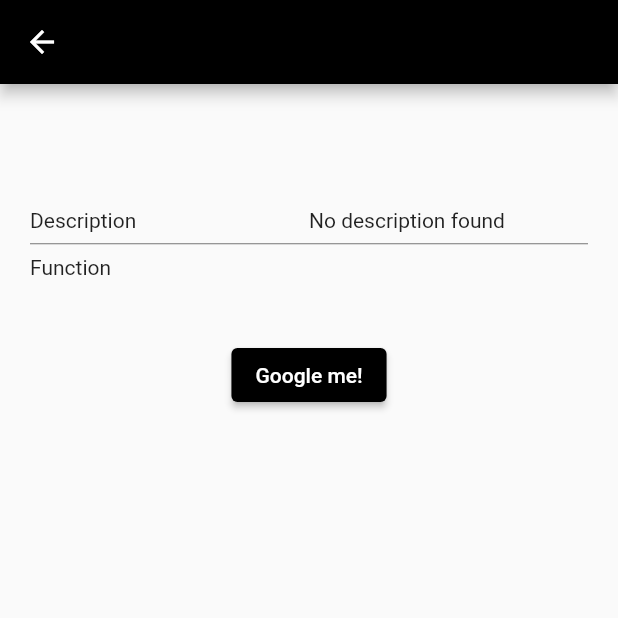
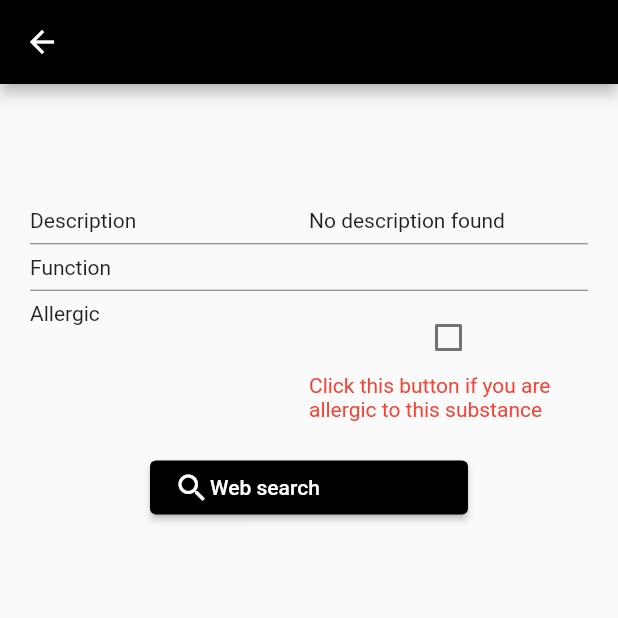
Before and after one commit to HuePhung/Kiss_Project, a Flutter app: the DetailScreen screen opened directly with empty values, on a phone screen of 412 x 824 dp, the top half of it. Run offline on Flutter 3.47's test engine with Material 2 defaults, Android fonts, the phone set to English and light mode, and no system bars; our stand-ins replace camera, flutter_keyboard_visibility, image_picker, shared_preferences; missing offline and left inert: exif, firebase_ml_vision; accounts and stored records are empty.

Commit message:
Added button for marking ingredient as "allergic"

```diff
--- a/project_kiss/lib/detailScreen.dart
+++ b/project_kiss/lib/detailScreen.dart
@@ -2,7 +2,6 @@
 import 'package:flutter/material.dart';
 import 'package:test_final/search/ingredient.dart';
 import 'package:url_launcher/url_launcher.dart';
-
 
 class DetailScreen extends StatelessWidget {
   final appBarTitle;
@@ -19,21 +18,17 @@
         backgroundColor: Colors.black,
       ),
       body: Center(
-        child: Container( //SingleChildScrollView(
-          //scrollDirection: Axis.vertical,
-          height: MediaQuery
-              .of(context)
-              .size
-              .height,
-          width: MediaQuery
-              .of(context)
-              .size
-              .width,
+        child: LayoutBuilder(
+          builder: (BuildContext context, BoxConstraints viewportConstraints) {
+            return SingleChildScrollView(
+              child: ConstrainedBox(
+                constraints:
+                    BoxConstraints(minHeight: viewportConstraints.maxHeight),
                 child: Column(
                   crossAxisAlignment: CrossAxisAlignment.center,
                   mainAxisSize: MainAxisSize.max,
                   mainAxisAlignment: MainAxisAlignment.start,
-            children: [
+                  children: <Widget>[
                     Container(
                       //height: MediaQuery.of(context).size.height * 0.1,
                       //width: MediaQuery.of(context).size.width,
@@ -52,7 +47,8 @@
                       // width: MediaQuery.of(context).size.width,
                       padding: EdgeInsets.all(20.0),
                       child: Table(
-                  defaultVerticalAlignment: TableCellVerticalAlignment.top,
+                        defaultVerticalAlignment:
+                            TableCellVerticalAlignment.top,
                         children: [
                           TableRow(
                             children: [
@@ -80,20 +76,56 @@
                               Text(ingredient.function),
                             ],
                           ),
+                          TableRow(
+                            children: [
+                              Divider(
+                                color: Colors.grey[600],
+                                height: 15,
+                              ),
+                              Divider(
+                                color: Colors.grey[600],
+                                height: 15,
+                              ),
+                            ],
+                          ),
+                          TableRow(
+                            children: [
+                              Text("Allergic"),
+                              Container(
+                                child: Column(
+                                  children: [
+                                    Checkbox(
+                                        value: false,
+                                        onChanged: (bool value) {
+                                          //Code for marking ingredient as "allergic" goes here
+                                          //value of Checkbox() musst be changed too or the box will not appear as checked
+                                        }),
+                                    Text(
+                                      "Click this button if you are allergic to this substance",
+                                      style: TextStyle(color: Colors.red),
+                                    ),
+                                  ],
+                                ),
+                              ),
+                            ],
+                          ),
                         ],
                       ),
                     ),
                     Container(
                       //  height: MediaQuery.of(context).size.height * 0.1,
                       // width: MediaQuery.of(context).size.width,
-                padding: EdgeInsets.all(20.0),
+                      padding: EdgeInsets.only(left: 100, right: 100),
                       child: ElevatedButton(
-                  child: Text("Google me!"),
+                        child: Row(children: <Widget>[
+                          Icon(Icons.search),
+                          Text("Web search")
+                        ]),
                         style: ButtonStyle(
-                    backgroundColor: MaterialStateProperty.all(Colors.black),
-
+                          backgroundColor:
+                              MaterialStateProperty.all(Colors.black),
                         ),
-                  onPressed: (){
+                        onPressed: () {
                           _launchURL();
                         },
                       ),
@@ -101,13 +133,16 @@
                   ],
                 ),
               ),
+            );
+          },
+        ),
       ),
     );
-
   }
 
   _launchURL() async {
-    var url = 'https://www.google.com/search?q=${ingredient.name.toLowerCase()}';
+    var url =
+        'https://www.google.com/search?q=${ingredient.name.toLowerCase()}';
     if (await canLaunch(url)) {
       await launch(url);
     } else {
```
Lines whose indentation alone changed are shown as unchanged.
